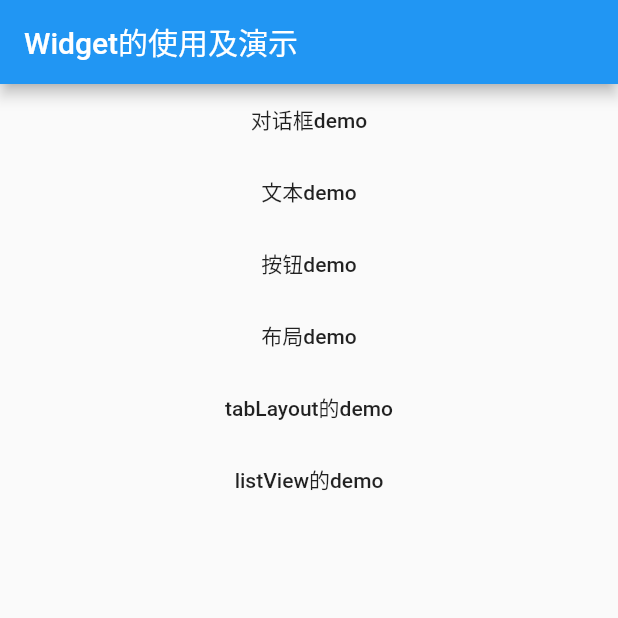
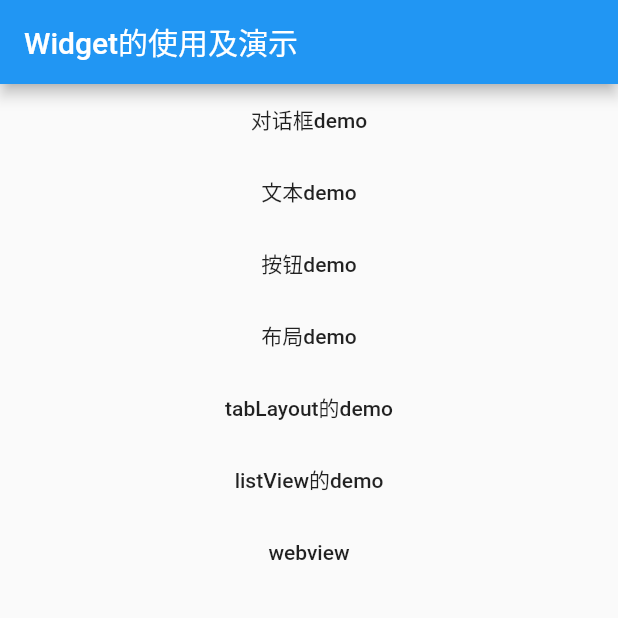
Before and after one commit to stars-one/flutter-demo, a Flutter app: the screen it shows after launch, on a phone screen of 412 x 824 dp, the top half of it. Run offline on Flutter 3.47's test engine with Material 2 defaults, Android fonts, the phone set to English and light mode, and no system bars.

Commit message:
新增webview的flutter插件及页面

```diff
--- a/lib/main.dart
+++ b/lib/main.dart
@@ -37,6 +37,7 @@ class MyApp extends StatelessWidget {
             Item("布局demo", 4),
             Item("tabLayout的demo", 5),
             Item("listView的demo", 6),
+            Item("webview", 7),
         ],),
       )),
     );
--- a/lib/page/Item.dart
+++ b/lib/page/Item.dart
@@ -6,6 +6,7 @@ import 'package:flutter_demo/page/DialogPage.dart';
 import 'package:flutter_demo/page/LayoutPage.dart';
 import 'package:flutter_demo/page/TabPage.dart';
 import 'package:flutter_demo/page/TextPage.dart';
+import 'package:flutter_demo/page/WebviewPage.dart';
 import 'package:flutter_demo/utils/NavigatorUtil.dart';
 import 'package:flutter_demo/page/ListViewPage.dart';
 
@@ -38,6 +39,9 @@ class Item extends StatelessWidget{
         case 6:
           NavigatorUtil.push(context,ListViewPage());
           break;
+        case 7:
+          NavigatorUtil.push(context,WebViewPage());
+          break;
       }
     },);
   }
--- a/pubspec.yaml
+++ b/pubspec.yaml
@@ -24,6 +24,7 @@ dependencies:
   flutter:
     sdk: flutter
 
+  webview_flutter: ^1.0.7
 
   # The following adds the Cupertino Icons font to your application.
   # Use with the CupertinoIcons class for iOS style icons.
```
Also changed, not shown: pubspec.lock.
